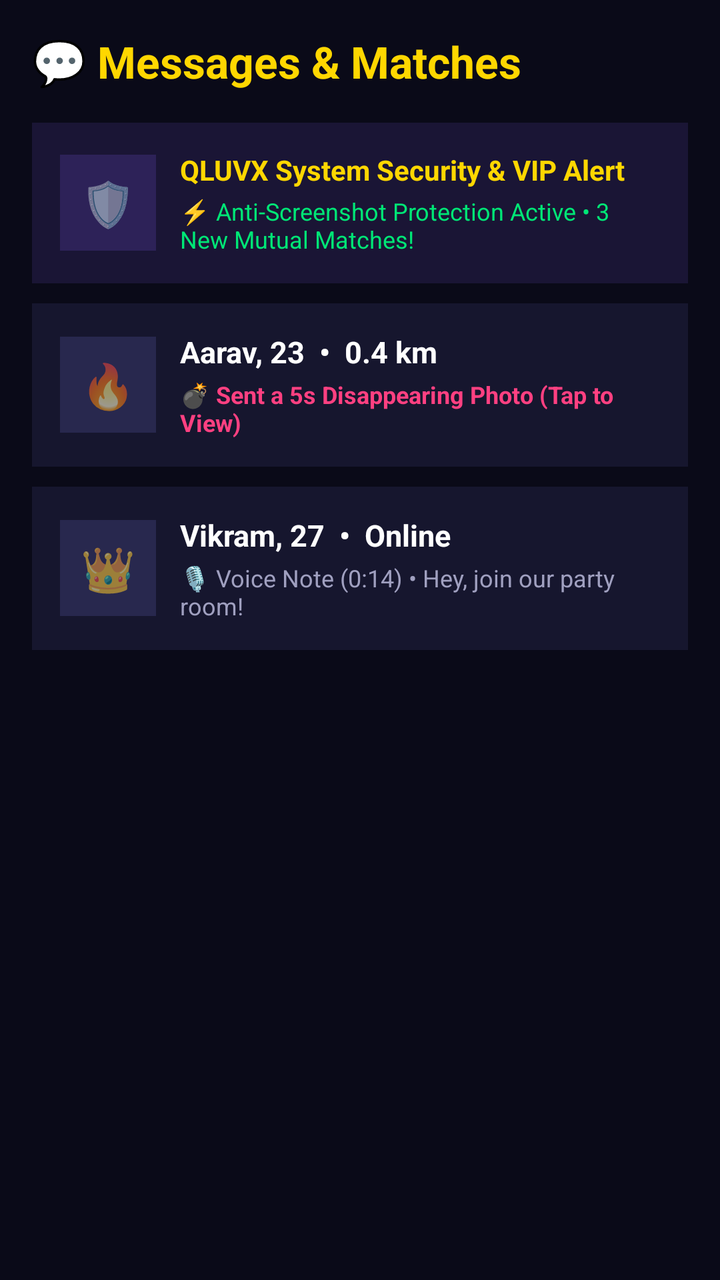
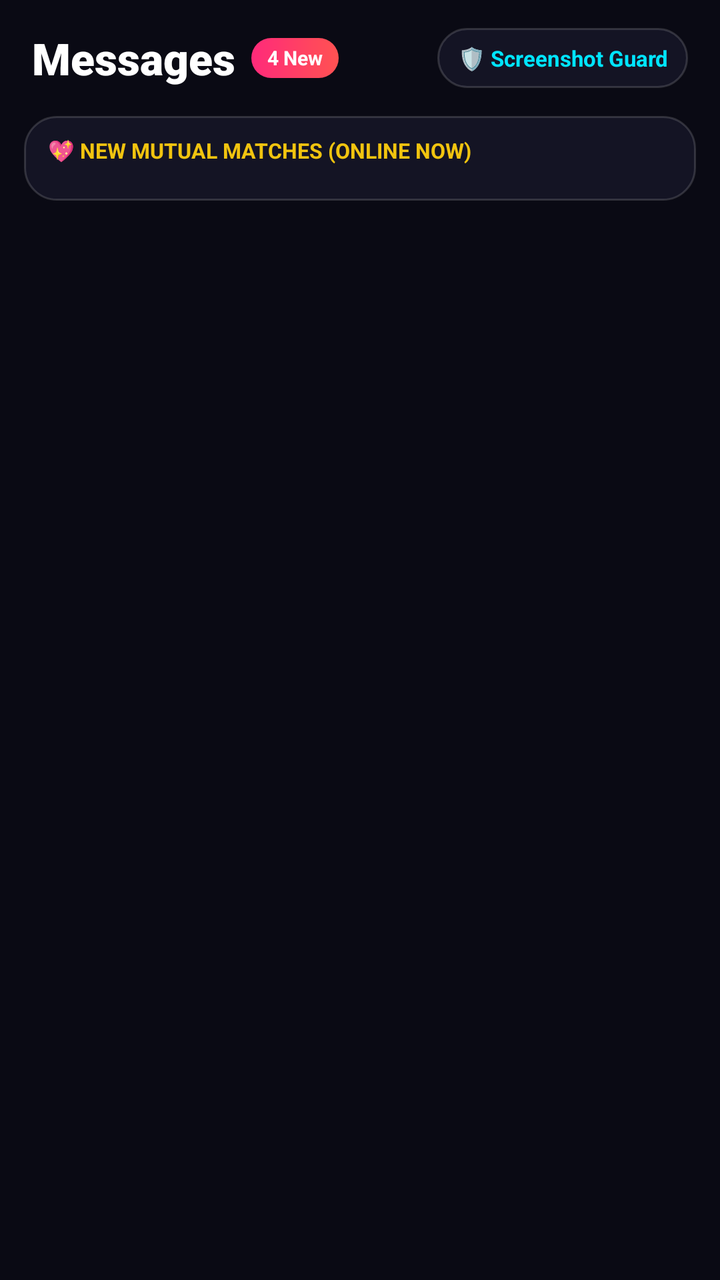

Two renders of the same Android screen: before a commit and after it. Below are the layout's source before the change and the commit's diff.
<!-- AndroidManifest.xml: application theme Theme.QLUVX -->
<!-- res/layout/fragment_messages.xml -->
<?xml version="1.0" encoding="utf-8"?>
<LinearLayout xmlns:android="http://schemas.android.com/apk/res/android"
    android:layout_width="match_parent"
    android:layout_height="match_parent"
    android:background="#0A0A18"
    android:orientation="vertical"
    android:padding="16dp">

    <TextView
        android:layout_width="wrap_content"
        android:layout_height="wrap_content"
        android:layout_marginBottom="16dp"
        android:text="💬 Messages &amp; Matches"
        android:textColor="#FFD700"
        android:textSize="22sp"
        android:textStyle="bold" />

    
    <LinearLayout
        android:id="@+id/itemSystemAlert"
        android:layout_width="match_parent"
        android:layout_height="wrap_content"
        android:layout_marginBottom="10dp"
        android:background="#1A1535"
        android:gravity="center_vertical"
        android:orientation="horizontal"
        android:padding="14dp">

        <TextView
            android:layout_width="48dp"
            android:layout_height="48dp"
            android:background="#2D2258"
            android:gravity="center"
            android:text="🛡️"
            android:textSize="22sp" />

        <LinearLayout
            android:layout_width="0dp"
            android:layout_height="wrap_content"
            android:layout_marginStart="12dp"
            android:layout_weight="1"
            android:orientation="vertical">

            <TextView
                android:layout_width="wrap_content"
                android:layout_height="wrap_content"
                android:text="QLUVX System Security &amp; VIP Alert"
                android:textColor="#FFD700"
                android:textSize="14sp"
                android:textStyle="bold" />

            <TextView
                android:layout_width="wrap_content"
                android:layout_height="wrap_content"
                android:layout_marginTop="3dp"
                android:text="⚡ Anti-Screenshot Protection Active • 3 New Mutual Matches!"
                android:textColor="#00E676"
                android:textSize="12sp" />
        </LinearLayout>
    </LinearLayout>

    
    <LinearLayout
        android:id="@+id/itemChat1"
        android:layout_width="match_parent"
        android:layout_height="wrap_content"
        android:layout_marginBottom="10dp"
        android:background="#16162E"
        android:gravity="center_vertical"
        android:orientation="horizontal"
        android:padding="14dp">

        <TextView
            android:layout_width="48dp"
            android:layout_height="48dp"
            android:background="#28284E"
            android:gravity="center"
            android:text="🔥"
            android:textSize="22sp" />

        <LinearLayout
            android:layout_width="0dp"
            android:layout_height="wrap_content"
            android:layout_marginStart="12dp"
            android:layout_weight="1"
            android:orientation="vertical">

            <TextView
                android:layout_width="wrap_content"
                android:layout_height="wrap_content"
                android:text="Aarav, 23  •  0.4 km"
                android:textColor="#FFFFFF"
                android:textSize="15sp"
                android:textStyle="bold" />

            <TextView
                android:id="@+id/tvDisappearingStatus"
                android:layout_width="wrap_content"
                android:layout_height="wrap_content"
                android:layout_marginTop="3dp"
                android:text="💣 Sent a 5s Disappearing Photo (Tap to View)"
                android:textColor="#FF4081"
                android:textSize="12sp"
                android:textStyle="bold" />
        </LinearLayout>
    </LinearLayout>

    
    <LinearLayout
        android:id="@+id/itemChat2"
        android:layout_width="match_parent"
        android:layout_height="wrap_content"
        android:layout_marginBottom="10dp"
        android:background="#16162E"
        android:gravity="center_vertical"
        android:orientation="horizontal"
        android:padding="14dp">

        <TextView
            android:layout_width="48dp"
            android:layout_height="48dp"
            android:background="#28284E"
            android:gravity="center"
            android:text="👑"
            android:textSize="22sp" />

        <LinearLayout
            android:layout_width="0dp"
            android:layout_height="wrap_content"
            android:layout_marginStart="12dp"
            android:layout_weight="1"
            android:orientation="vertical">

            <TextView
                android:layout_width="wrap_content"
                android:layout_height="wrap_content"
                android:text="Vikram, 27  •  Online"
                android:textColor="#FFFFFF"
                android:textSize="15sp"
                android:textStyle="bold" />

            <TextView
                android:layout_width="wrap_content"
                android:layout_height="wrap_content"
                android:layout_marginTop="3dp"
                android:text="🎙️ Voice Note (0:14) • Hey, join our party room!"
                android:textColor="#A0A0C0"
                android:textSize="12sp" />
        </LinearLayout>
    </LinearLayout>

</LinearLayout>
<!-- resources referenced by this layout -->
<resources>
  <style name="Theme.QLUVX" parent="Theme.MaterialComponents.DayNight.NoActionBar">
          <item name="colorPrimary">@color/qluvx_primary</item>
          <item name="colorPrimaryVariant">@color/qluvx_bg_secondary</item>
          <item name="colorSecondary">@color/qluvx_accent_sky</item>
          <item name="android:windowBackground">@color/qluvx_bg_primary</item>
          <item name="android:statusBarColor">#0A0A18</item>
          <item name="android:navigationBarColor">#121226</item>
          <item name="android:textColorPrimary">@color/qluvx_text_primary</item>
          <item name="android:textColorSecondary">@color/qluvx_text_secondary</item>
      </style>
  <color name="qluvx_primary">#2563EB</color>
  <color name="qluvx_bg_secondary">#1E293B</color>
  <color name="qluvx_accent_sky">#38BDF8</color>
  <color name="qluvx_bg_primary">#0F172A</color>
  <color name="qluvx_text_primary">#F8FAFC</color>
  <color name="qluvx_text_secondary">#CBD5E1</color>
</resources>

<!-- the commit's change to res/layout/fragment_messages.xml (unified diff, before → after) -->
@@ -2,151 +2,128 @@
 <LinearLayout xmlns:android="http://schemas.android.com/apk/res/android"
     android:layout_width="match_parent"
     android:layout_height="match_parent"
-    android:background="#0A0A18"
-    android:orientation="vertical"
-    android:padding="16dp">
-
-    <TextView
-        android:layout_width="wrap_content"
-        android:layout_height="wrap_content"
-        android:layout_marginBottom="16dp"
-        android:text="💬 Messages &amp; Matches"
-        android:textColor="#FFD700"
-        android:textSize="22sp"
-        android:textStyle="bold" />
+    android:background="#0A0A14"
+    android:orientation="vertical">
 
     
-    <LinearLayout
-        android:id="@+id/itemSystemAlert"
+    <RelativeLayout
         android:layout_width="match_parent"
-        android:layout_height="wrap_content"
-        android:layout_marginBottom="10dp"
-        android:background="#1A1535"
-        android:gravity="center_vertical"
-        android:orientation="horizontal"
-        android:padding="14dp">
-
-        <TextView
-            android:layout_width="48dp"
-            android:layout_height="48dp"
-            android:background="#2D2258"
-            android:gravity="center"
-            android:text="🛡️"
-            android:textSize="22sp" />
+        android:layout_height="58dp"
+        android:paddingHorizontal="16dp">
 
         <LinearLayout
-            android:layout_width="0dp"
+            android:layout_width="wrap_content"
             android:layout_height="wrap_content"
-            android:layout_marginStart="12dp"
-            android:layout_weight="1"
-            android:orientation="vertical">
+            android:layout_centerVertical="true"
+            android:gravity="center_vertical"
+            android:orientation="horizontal">
 
             <TextView
                 android:layout_width="wrap_content"
                 android:layout_height="wrap_content"
-                android:text="QLUVX System Security &amp; VIP Alert"
-                android:textColor="#FFD700"
-                android:textSize="14sp"
+                android:fontFamily="sans-serif-black"
+                android:text="Messages"
+                android:textColor="#FFFFFF"
+                android:textSize="22sp"
                 android:textStyle="bold" />
 
             <TextView
+                android:id="@+id/tvUnreadTotalBadge"
+                android:layout_width="wrap_content"
+                android:layout_height="20dp"
+                android:layout_marginStart="8dp"
+                android:background="@drawable/bg_walla_pink_pill"
+                android:gravity="center"
+                android:paddingHorizontal="8dp"
+                android:text="4 New"
+                android:textColor="#FFFFFF"
+                android:textSize="10sp"
+                android:textStyle="bold" />
+        </LinearLayout>
+
+        <TextView
+            android:id="@+id/itemSystemAlert"
+            android:layout_width="wrap_content"
+            android:layout_height="30dp"
+            android:layout_alignParentEnd="true"
+            android:layout_centerVertical="true"
+            android:background="@drawable/bg_walla_glass_card"
+            android:gravity="center"
+            android:paddingHorizontal="10dp"
+            android:text="🛡️ Screenshot Guard"
+            android:textColor="#00E5FF"
+            android:textSize="11sp"
+            android:textStyle="bold" />
+    </RelativeLayout>
+
+    
+    <LinearLayout
+        android:layout_width="match_parent"
+        android:layout_height="wrap_content"
+        android:layout_marginHorizontal="12dp"
+        android:layout_marginBottom="10dp"
+        android:background="@drawable/bg_walla_glass_card"
+        android:orientation="vertical"
+        android:paddingVertical="10dp">
+
+        <TextView
+            android:layout_width="wrap_content"
+            android:layout_height="wrap_content"
+            android:paddingHorizontal="12dp"
+            android:text="💖 NEW MUTUAL MATCHES (ONLINE NOW)"
+            android:textColor="#F1C40F"
+            android:textSize="10.5sp"
+            android:textStyle="bold" />
+
+        <HorizontalScrollView
+            android:layout_width="match_parent"
+            android:layout_height="wrap_content"
+            android:layout_marginTop="8dp"
+            android:paddingHorizontal="10dp"
+            android:scrollbars="none">
+
+            <LinearLayout
+                android:id="@+id/llMutualMatchesRow"
                 android:layout_width="wrap_content"
                 android:layout_height="wrap_content"
-                android:layout_marginTop="3dp"
-                android:text="⚡ Anti-Screenshot Protection Active • 3 New Mutual Matches!"
-                android:textColor="#00E676"
-                android:textSize="12sp" />
-        </LinearLayout>
+                android:orientation="horizontal" />
+        </HorizontalScrollView>
     </LinearLayout>
 
     
-    <LinearLayout
-        android:id="@+id/itemChat1"
+    <ScrollView
         android:layout_width="match_parent"
-        android:layout_height="wrap_content"
-        android:layout_marginBottom="10dp"
-        android:background="#16162E"
-        android:gravity="center_vertical"
-        android:orientation="horizontal"
-        android:padding="14dp">
-
-        <TextView
-            android:layout_width="48dp"
-            android:layout_height="48dp"
-            android:background="#28284E"
-            android:gravity="center"
-            android:text="🔥"
-            android:textSize="22sp" />
+        android:layout_height="match_parent"
+        android:paddingHorizontal="12dp"
+        android:scrollbars="none">
 
         <LinearLayout
-            android:layout_width="0dp"
+            android:id="@+id/llChatListContainer"
+            android:layout_width="match_parent"
             android:layout_height="wrap_content"
-            android:layout_marginStart="12dp"
-            android:layout_weight="1"
-            android:orientation="vertical">
+            android:orientation="vertical"
+            android:paddingBottom="16dp">
 
-            <TextView
-                android:layout_width="wrap_content"
-                android:layout_height="wrap_content"
-                android:text="Aarav, 23  •  0.4 km"
-                android:textColor="#FFFFFF"
-                android:textSize="15sp"
-                android:textStyle="bold" />
+            
+            <LinearLayout
+                android:id="@+id/itemChat1"
+                android:layout_width="0dp"
+                android:layout_height="0dp"
+                android:orientation="horizontal"
+                android:visibility="gone">
+                <TextView
+                    android:id="@+id/tvDisappearingStatus"
+                    android:layout_width="wrap_content"
+                    android:layout_height="wrap_content" />
+            </LinearLayout>
 
-            <TextView
-                android:id="@+id/tvDisappearingStatus"
-                android:layout_width="wrap_content"
-                android:layout_height="wrap_content"
-                android:layout_marginTop="3dp"
-                android:text="💣 Sent a 5s Disappearing Photo (Tap to View)"
-                android:textColor="#FF4081"
-                android:textSize="12sp"
-                android:textStyle="bold" />
+            <LinearLayout
+                android:id="@+id/itemChat2"
+                android:layout_width="0dp"
+                android:layout_height="0dp"
+                android:orientation="horizontal"
+                android:visibility="gone" />
         </LinearLayout>
-    </LinearLayout>
-
-    
-    <LinearLayout
-        android:id="@+id/itemChat2"
-        android:layout_width="match_parent"
-        android:layout_height="wrap_content"
-        android:layout_marginBottom="10dp"
-        android:background="#16162E"
-        android:gravity="center_vertical"
-        android:orientation="horizontal"
-        android:padding="14dp">
-
-        <TextView
-            android:layout_width="48dp"
-            android:layout_height="48dp"
-            android:background="#28284E"
-            android:gravity="center"
-            android:text="👑"
-            android:textSize="22sp" />
-
-        <LinearLayout
-            android:layout_width="0dp"
-            android:layout_height="wrap_content"
-            android:layout_marginStart="12dp"
-            android:layout_weight="1"
-            android:orientation="vertical">
-
-            <TextView
-                android:layout_width="wrap_content"
-                android:layout_height="wrap_content"
-                android:text="Vikram, 27  •  Online"
-                android:textColor="#FFFFFF"
-                android:textSize="15sp"
-                android:textStyle="bold" />
-
-            <TextView
-                android:layout_width="wrap_content"
-                android:layout_height="wrap_content"
-                android:layout_marginTop="3dp"
-                android:text="🎙️ Voice Note (0:14) • Hey, join our party room!"
-                android:textColor="#A0A0C0"
-                android:textSize="12sp" />
-        </LinearLayout>
-    </LinearLayout>
+    </ScrollView>
 
 </LinearLayout>
<!-- resource entries referenced after the edit -->
@@ -1,20 +1,40 @@
 <!-- resources referenced by this layout -->
 <resources>
+  <!-- drawable bg_walla_glass_card (drawable) -->
+  <?xml version="1.0" encoding="utf-8"?>
+  <shape xmlns:android="http://schemas.android.com/apk/res/android"
+      android:shape="rectangle">
+      <solid android:color="#141424" />
+      <corners android:radius="16dp" />
+      <stroke
+          android:width="1dp"
+          android:color="#26FFFFFF" />
+  </shape>
+  <!-- drawable bg_walla_pink_pill (drawable) -->
+  <?xml version="1.0" encoding="utf-8"?>
+  <shape xmlns:android="http://schemas.android.com/apk/res/android"
+      android:shape="rectangle">
+      <gradient
+          android:angle="0"
+          android:endColor="#FF5252"
+          android:startColor="#FF2A7A" />
+      <corners android:radius="999dp" />
+  </shape>
   <style name="Theme.QLUVX" parent="Theme.MaterialComponents.DayNight.NoActionBar">
-          <item name="colorPrimary">@color/qluvx_primary</item>
-          <item name="colorPrimaryVariant">@color/qluvx_bg_secondary</item>
-          <item name="colorSecondary">@color/qluvx_accent_sky</item>
-          <item name="android:windowBackground">@color/qluvx_bg_primary</item>
-          <item name="android:statusBarColor">#0A0A18</item>
-          <item name="android:navigationBarColor">#121226</item>
+          <item name="colorPrimary">@color/walla_pink_neon</item>
+          <item name="colorPrimaryVariant">@color/walla_surface_obsidian</item>
+          <item name="colorSecondary">@color/walla_cyan_neon</item>
+          <item name="android:windowBackground">@color/walla_bg_velvet</item>
+          <item name="android:statusBarColor">#0A0A14</item>
+          <item name="android:navigationBarColor">#101020</item>
           <item name="android:textColorPrimary">@color/qluvx_text_primary</item>
           <item name="android:textColorSecondary">@color/qluvx_text_secondary</item>
       </style>
-  <color name="qluvx_primary">#2563EB</color>
-  <color name="qluvx_bg_secondary">#1E293B</color>
-  <color name="qluvx_accent_sky">#38BDF8</color>
-  <color name="qluvx_bg_primary">#0F172A</color>
-  <color name="qluvx_text_primary">#F8FAFC</color>
-  <color name="qluvx_text_secondary">#CBD5E1</color>
+  <color name="walla_pink_neon">#FF2A7A</color>
+  <color name="walla_surface_obsidian">#141424</color>
+  <color name="walla_cyan_neon">#00E5FF</color>
+  <color name="walla_bg_velvet">#0A0A14</color>
+  <color name="qluvx_text_primary">#FFFFFF</color>
+  <color name="qluvx_text_secondary">#C7C7E2</color>
 </resources>
 
